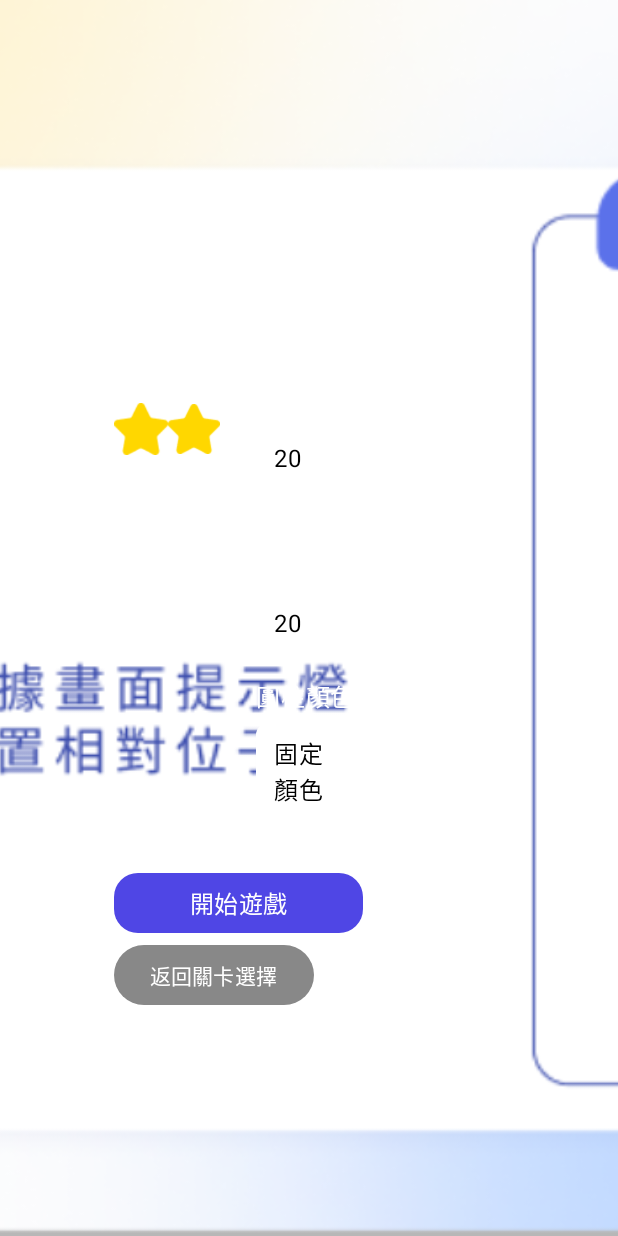
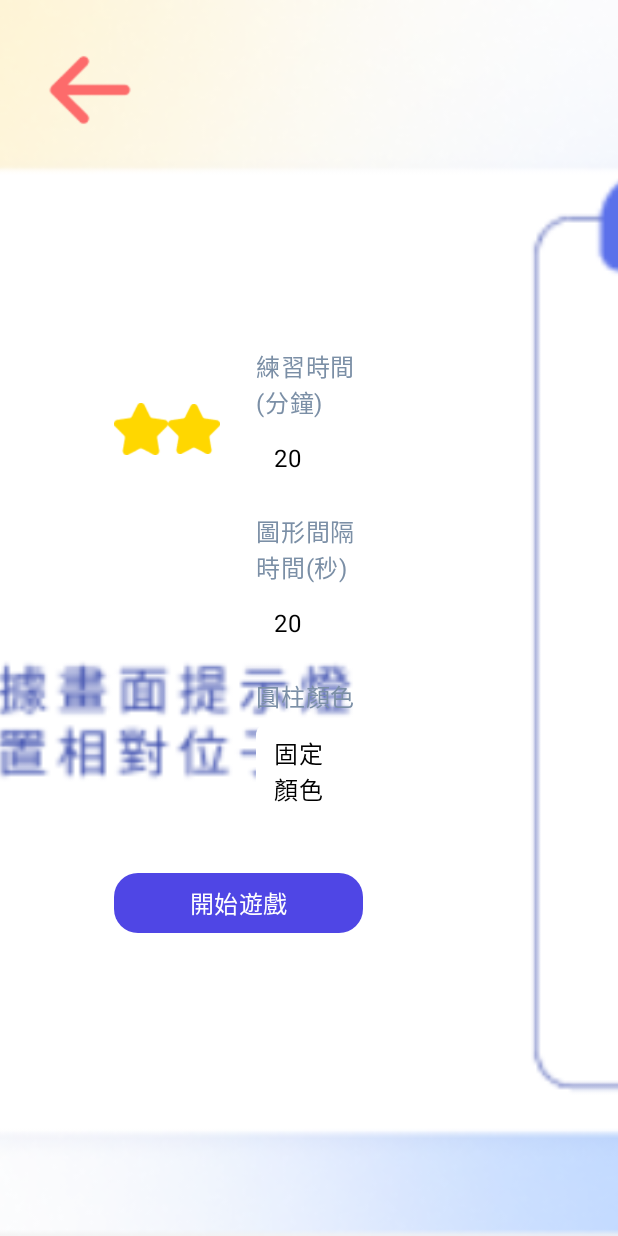
Before and after one commit to shiuyoyo/Brick_HospitalGameApp, an Android app built with Jetpack Compose: the composable LevelSettingsShapesScreen called with empty values, on a phone screen of 412 x 824 dp. Run offline under Robolectric (Android 15) with nearby library versions, the phone set to English and light mode, and no system bars.

Commit message:
bug fixed

```diff
--- a/app/src/main/java/com/example/brick_hospitalgameapp/components/PickerSelector.kt
+++ b/app/src/main/java/com/example/brick_hospitalgameapp/components/PickerSelector.kt
@@ -22,7 +22,7 @@ fun <T> PickerSelector(
     var showDialog by remember { mutableStateOf(false) }
 
     Column(modifier = modifier) {
-        Text(label, color = Color.White)
+        Text(label, color = Color(0xFF7B8FA6))
         Spacer(modifier = Modifier.height(6.dp))
 
         Box(
--- a/app/src/main/java/com/example/brick_hospitalgameapp/ui/screens/GameScreenMultiColor.kt
+++ b/app/src/main/java/com/example/brick_hospitalgameapp/ui/screens/GameScreenMultiColor.kt
@@ -81,7 +81,7 @@ fun GameScreenMultiColor(
     Box(modifier = Modifier.fillMaxSize()) {
         // 背景
         Image(
-            painter = painterResource(id = context.resources.getIdentifier("game_bg","drawable",context.packageName)),
+            painter = painterResource(id = context.resources.getIdentifier("game_bg_shape","drawable",context.packageName)),
             contentDescription = "背景",
             contentScale = ContentScale.Crop,
             modifier = Modifier.fillMaxSize()
--- a/app/src/main/java/com/example/brick_hospitalgameapp/ui/screens/LevelSettingsShapesScreen.kt
+++ b/app/src/main/java/com/example/brick_hospitalgameapp/ui/screens/LevelSettingsShapesScreen.kt
@@ -2,6 +2,7 @@ package com.example.brick_hospitalgameapp.ui.screens
 
 import android.annotation.SuppressLint
 import androidx.compose.foundation.Image
+import androidx.compose.foundation.clickable
 import androidx.compose.foundation.layout.*
 import androidx.compose.foundation.shape.RoundedCornerShape
 import androidx.compose.material3.*
@@ -13,7 +14,6 @@ import androidx.compose.ui.layout.ContentScale
 import androidx.compose.ui.platform.LocalContext
 import androidx.compose.ui.res.painterResource
 import androidx.compose.ui.unit.dp
-import androidx.compose.ui.unit.sp
 import androidx.navigation.NavController
 import com.example.brick_hospitalgameapp.R
 import com.example.brick_hospitalgameapp.components.PickerSelector
@@ -57,11 +57,28 @@ fun LevelSettingsShapesScreen(
         // 背景
         Image(
             painter = painterResource(
-                id = context.resources.getIdentifier("level_bg", "drawable", context.packageName)
+                id = context.resources.getIdentifier("bg_selectsetting2", "drawable", context.packageName)
             ),
             contentDescription = "背景",
             modifier = Modifier.fillMaxSize(),
             contentScale = ContentScale.Crop
+        )
+
+        // 左上角自定義返回按鈕（圖片）
+        Image(
+            painter = painterResource(
+                id = context.resources.getIdentifier("btn_back", "drawable", context.packageName)
+            ),
+            contentDescription = "返回關卡選擇",
+            modifier = Modifier
+                .size(120.dp)
+                .padding(10.dp)
+                .clickable {
+                    val uid = mockUserId ?: "guest"
+                    navController.navigate("mode_select/$uid") {
+                        popUpTo("level_settings_shapes/$levelName/$uid") { inclusive = true }
+                    }
+                }
         )
 
         Column(
@@ -157,20 +174,20 @@ fun LevelSettingsShapesScreen(
                     Text("開始遊戲", color = Color.White, style = MaterialTheme.typography.titleMedium)
                 }
             }
-
-            // 返回按鈕
-            Button(
-                onClick = {
-                    navController.navigate("level_selection/$mockUserId") {
-                        popUpTo("level_settings_shapes/$levelName/$mockUserId") {
-                            inclusive = true
-                        }
-                    }
-                },
-                colors = ButtonDefaults.buttonColors(containerColor = Color.Gray)
-            ) {
-                Text("返回關卡選擇", color = Color.White)
-            }
+//
+//            // 返回按鈕
+//            Button(
+//                onClick = {
+//                    navController.navigate("mode_select/$mockUserId") {
+//                        popUpTo("level_settings_shapes/$levelName/$mockUserId") {
+//                            inclusive = true
+//                        }
+//                    }
+//                },
+//                colors = ButtonDefaults.buttonColors(containerColor = Color.Gray)
+//            ) {
+//                Text("返回關卡選擇", color = Color.White)
+//            }
         }
     }
 }
```
Also changed, not shown: app/src/main/java/com/example/brick_hospitalgameapp/ui/screens/GameScreenShapesMultiColor.kt (+12 -5 lines), app/src/main/java/com/example/brick_hospitalgameapp/ui/screens/GameScreenShapesSingle.kt (+7 -1 lines), app/src/main/java/com/example/brick_hospitalgameapp/ui/screens/GameSummaryMultiColorScreen.kt (+27 -16 lines), app/src/main/java/com/example/brick_hospitalgameapp/ui/screens/GameSummaryShapesScreen.kt (+28 -32 lines), app/src/main/java/com/example/brick_hospitalgameapp/ui/screens/LevelSettingsScreen.kt (+18 -3 lines), app/src/main/res/drawable/bg_selectsetting2.png (added), app/src/main/res/drawable/btn_back.png (added), app/src/main/res/drawable/game_end_muti.png (added), app/src/main/res/drawable/level_bg.png, 1 other file.
